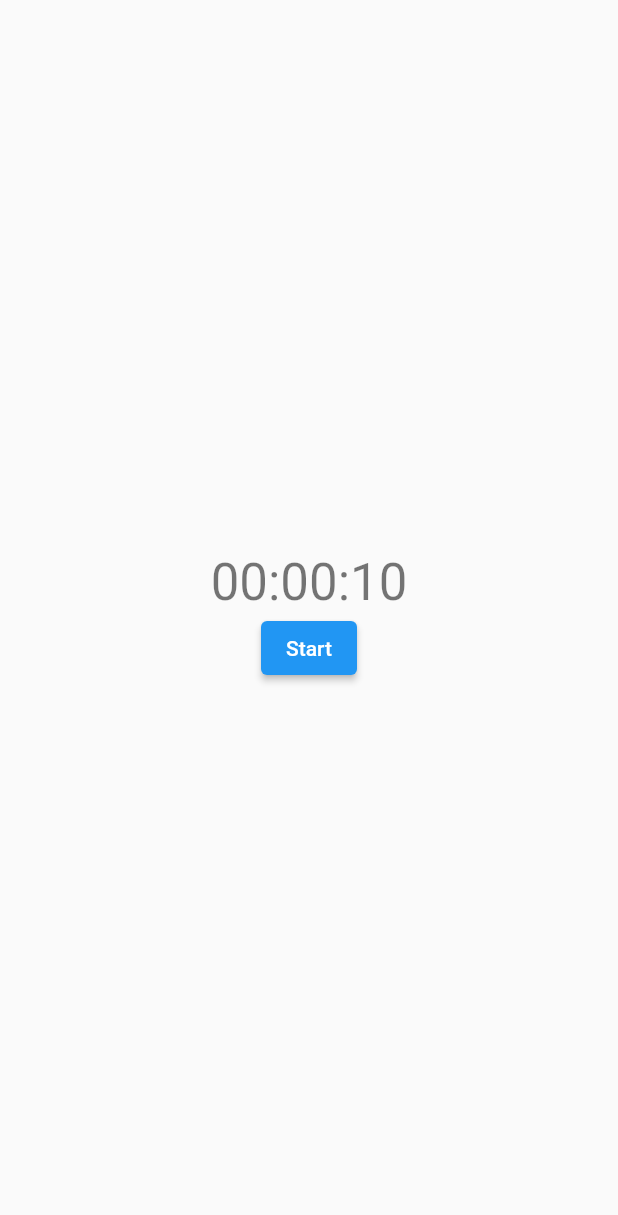
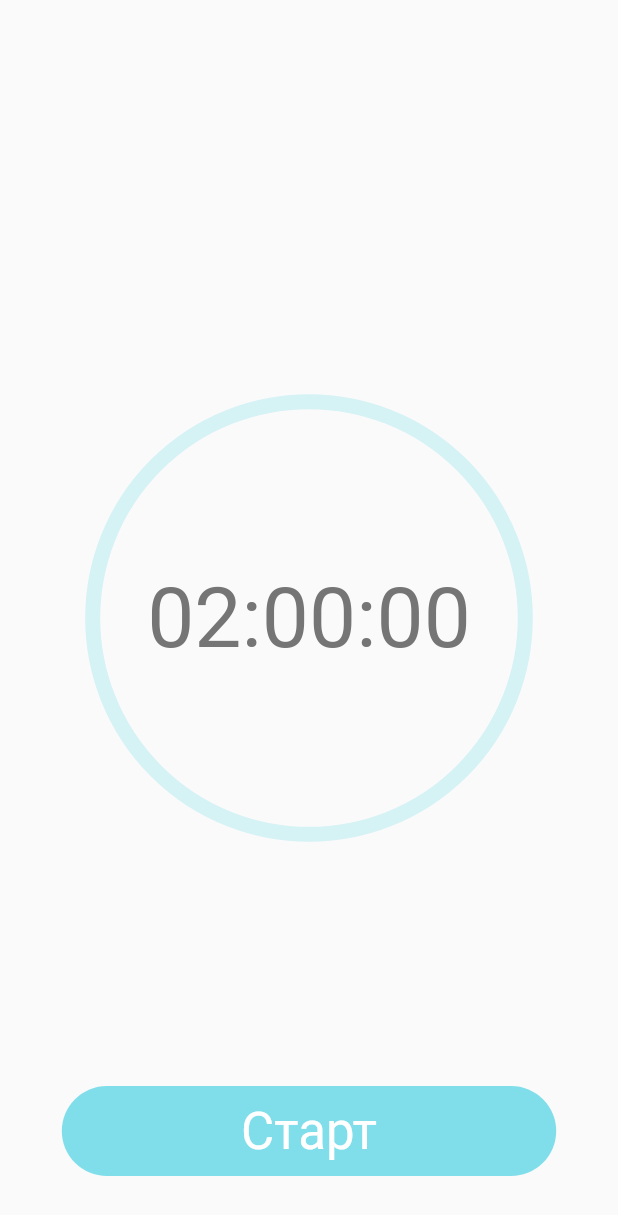
Before and after one commit to bshvets8/teeth_timer, a Flutter app: the screen it shows after launch, on a phone screen of 412 x 824 dp. Shown: the top 1215 px of the screen. Run offline on Flutter 3.47's test engine with Material 2 defaults, Android fonts, the phone set to English and light mode, and no system bars; our stand-ins replace isar; accounts and stored records are empty; generated files the repository leaves out were written again.

Commit message:
Adjust style

```diff
--- a/lib/main.dart
+++ b/lib/main.dart
@@ -3,6 +3,7 @@ import 'dart:async';
 import 'package:flutter/material.dart';
 import 'package:isar/isar.dart';
 import 'package:teeth_timer/state_model.dart';
+import 'package:teeth_timer/timer_widget.dart';
 
 void main() async {
   await Isar.open([StateModelSchema]);
@@ -18,7 +19,7 @@ class MyApp extends StatelessWidget {
     return MaterialApp(
       title: 'Teeth Timer',
       theme: ThemeData(
-        primarySwatch: Colors.blue,
+        primaryColor: Colors.cyan[200],
       ),
       home: const MyHomePage(),
     );
@@ -33,6 +34,8 @@ class MyHomePage extends StatefulWidget {
 }
 
 class _MyHomePageState extends State<MyHomePage> with WidgetsBindingObserver {
+  static const maxDuration = Duration(hours: 2);
+
   late StateModel _stateModel;
 
   Timer? _timer;
@@ -95,17 +98,53 @@ class _MyHomePageState extends State<MyHomePage> with WidgetsBindingObserver {
     final nowMillis = DateTime.now().millisecondsSinceEpoch;
     final usedMillis = nowMillis - (_stateModel.startedAtMillis ?? nowMillis);
     final remindedMillis = _stateModel.currentReminderMillis - usedMillis;
-    final isOverdue = remindedMillis < 0;
     return Scaffold(
       body: Center(
-        child: Column(
-          mainAxisAlignment: MainAxisAlignment.center,
+        child: Stack(
           children: <Widget>[
-            Text(_formatDuration(Duration(milliseconds: remindedMillis)),
-                style: Theme.of(context).textTheme.headline4),
-            ElevatedButton(
-              onPressed: switchTimer,
-              child: Text(_timer == null ? 'Start' : 'Stop'),
+            Center(
+              child: FractionallySizedBox(
+                widthFactor: 0.7,
+                child: AspectRatio(
+                  aspectRatio: 1,
+                  child: TimerWidget(
+                    currentMillis: remindedMillis,
+                    maxMillis: maxDuration.inMilliseconds,
+                  ),
+                ),
+              ),
+            ),
+            Positioned(
+              bottom: 40,
+              left: 0,
+              right: 0,
+              child: Container(
+                alignment: Alignment.center,
+                child: FractionallySizedBox(
+                  widthFactor: 0.8,
+                  child: SizedBox(
+                    height: 60,
+                    child: TextButton(
+                      style: TextButton.styleFrom(
+                        backgroundColor: remindedMillis >= 0
+                            ? Theme.of(context).primaryColor
+                            : Colors.red,
+                        shape: RoundedRectangleBorder(
+                          borderRadius: BorderRadius.circular(30),
+                        ),
+                      ),
+                      onPressed: switchTimer,
+                      child: Text(
+                        _timer == null ? 'Старт' : 'Стоп',
+                        style: Theme.of(context)
+                            .textTheme
+                            .headline4
+                            ?.copyWith(color: Colors.white),
+                      ),
+                    ),
+                  ),
+                ),
+              ),
             ),
           ],
         ),
@@ -130,7 +169,7 @@ class _MyHomePageState extends State<MyHomePage> with WidgetsBindingObserver {
       ..year = now.year
       ..month = now.month
       ..day = now.day
-      ..currentReminderMillis = const Duration(seconds: 10).inMilliseconds;
+      ..currentReminderMillis = maxDuration.inMilliseconds;
 
     await _saveStateModel(stateModel);
 
@@ -192,20 +231,10 @@ class _MyHomePageState extends State<MyHomePage> with WidgetsBindingObserver {
 
   void _startTimer() {
     _timer = Timer.periodic(
-      const Duration(milliseconds: 300),
+      const Duration(milliseconds: 100),
       (timer) {
         setState(() {});
       },
     );
   }
-
-  String _formatDuration(Duration duration) {
-    final String hours = duration.inHours.abs().toString().padLeft(2, '0');
-    final String minutes =
-        duration.inMinutes.remainder(60).abs().toString().padLeft(2, '0');
-    final String seconds =
-        duration.inSeconds.remainder(60).abs().toString().padLeft(2, '0');
-
-    return '$hours:$minutes:$seconds';
-  }
 }
--- /dev/null
+++ b/lib/timer_widget.dart
@@ -0,0 +1,140 @@
+import 'dart:math';
+
+import 'package:flutter/material.dart';
+import 'package:vector_math/vector_math.dart' hide Colors;
+
+class TimerWidget extends StatelessWidget {
+  const TimerWidget({
+    super.key,
+    required this.currentMillis,
+    required this.maxMillis,
+  });
+
+  final int currentMillis;
+  final int maxMillis;
+
+  @override
+  Widget build(BuildContext context) {
+    final color =
+        currentMillis >= 0 ? Theme.of(context).primaryColor : Colors.red;
+    final textColor = currentMillis >= 0 ? Colors.grey[600]! : Colors.red;
+    return Stack(
+      children: [
+        _OuterCircleWidget(
+          color: color,
+          degrees: _currentDegrees(),
+        ),
+        Center(
+          child: Text(
+            _formatDuration(Duration(milliseconds: currentMillis)),
+            style: Theme.of(context)
+                .textTheme
+                .headline2
+                ?.copyWith(color: textColor),
+          ),
+        ),
+      ],
+    );
+  }
+
+  double _currentDegrees() {
+    return 360 * (maxMillis - currentMillis) / maxMillis;
+  }
+
+  String _formatDuration(Duration duration) {
+    final String hours = duration.inHours.abs().toString().padLeft(2, '0');
+    final String minutes =
+        duration.inMinutes.remainder(60).abs().toString().padLeft(2, '0');
+    final String seconds =
+        duration.inSeconds.remainder(60).abs().toString().padLeft(2, '0');
+
+    return '$hours:$minutes:$seconds';
+  }
+}
+
+class _OuterCircleWidget extends StatelessWidget {
+  final double degrees;
+  final Color color;
+
+  const _OuterCircleWidget({
+    required this.degrees,
+    required this.color,
+    super.key,
+  });
+
+  @override
+  Widget build(BuildContext context) {
+    return LayoutBuilder(builder: (context, constraints) {
+      return CustomPaint(
+        painter: _OuterCirclePainter(
+          height: constraints.maxHeight,
+          width: constraints.maxWidth,
+          degrees: degrees,
+          color: color,
+        ),
+      );
+    });
+  }
+}
+
+class _OuterCirclePainter extends CustomPainter {
+  _OuterCirclePainter({
+    required this.height,
+    required this.width,
+    required this.degrees,
+    required this.color,
+  });
+
+  final double height;
+  final double width;
+  final double degrees;
+  final Color color;
+
+  @override
+  void paint(Canvas canvas, Size size) {
+    final size = min(height, width);
+
+    Rect rect = Rect.fromCenter(
+      center: Offset(width / 2, height / 2),
+      width: size,
+      height: size,
+    );
+
+    final backgroundPaint = Paint()
+      ..color = color.withOpacity(0.3)
+      ..strokeWidth = 10
+      ..style = PaintingStyle.stroke;
+
+    canvas.drawArc(
+      rect,
+      radians(0),
+      radians(360),
+      false,
+      backgroundPaint,
+    );
+
+    final paint = Paint()
+      ..color = color
+      ..strokeCap = StrokeCap.round
+      ..style = PaintingStyle.stroke
+      ..strokeWidth = 10;
+
+    const startDegrees = -90.0;
+
+    canvas.drawArc(
+      rect,
+      radians(startDegrees),
+      radians(degrees),
+      false,
+      paint,
+    );
+  }
+
+  @override
+  bool shouldRepaint(covariant _OuterCirclePainter oldDelegate) {
+    return oldDelegate.degrees != degrees ||
+        oldDelegate.color != color ||
+        oldDelegate.height != height ||
+        oldDelegate.width != width;
+  }
+}
--- a/pubspec.yaml
+++ b/pubspec.yaml
@@ -38,6 +38,7 @@ dependencies:
   cupertino_icons: ^1.0.2
   isar: ^3.0.5
   isar_flutter_libs: ^3.0.5
+  vector_math: ^2.1.2
 
 dev_dependencies:
   flutter_test:
```
Also changed, not shown: pubspec.lock.
